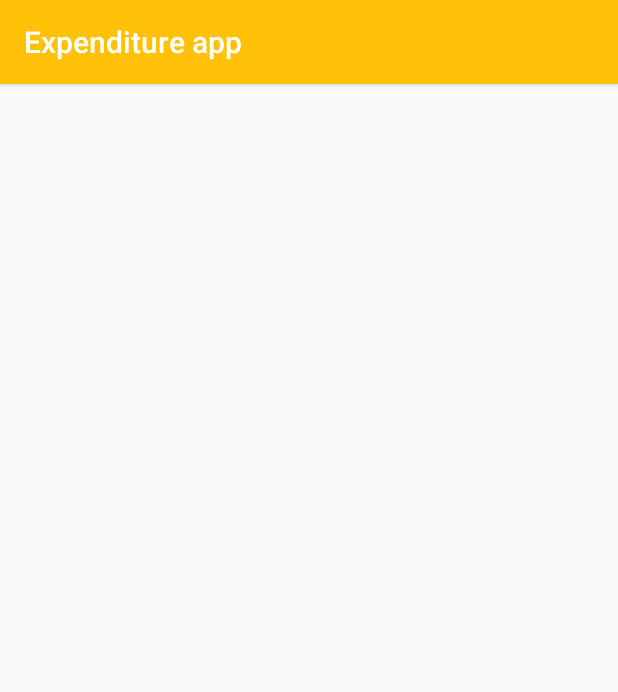
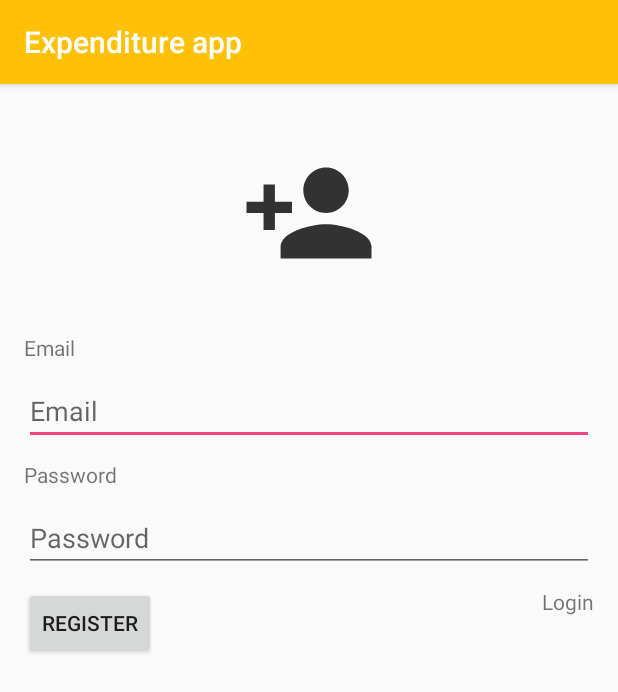
Before and after one commit to Olili2017/training-spectrum-expenditure-app, an Android app: the RegisterActivity screen opened directly, with no data from a screen before it, on a phone screen of 412 x 824 dp. Shown: the top 692 px of the screen. Run offline under Robolectric (Android 15) with nearby library versions, the light colour scheme and no system bars; our stand-ins replace Volley.

Commit message:
resources off strings activity for registering

```diff
--- a/app/src/main/res/layout/activity_register.xml
+++ b/app/src/main/res/layout/activity_register.xml
@@ -1,9 +1,91 @@
 <?xml version="1.0" encoding="utf-8"?>
-<androidx.constraintlayout.widget.ConstraintLayout xmlns:android="http://schemas.android.com/apk/res/android"
+<RelativeLayout xmlns:android="http://schemas.android.com/apk/res/android"
     xmlns:app="http://schemas.android.com/apk/res-auto"
     xmlns:tools="http://schemas.android.com/tools"
     android:layout_width="match_parent"
     android:layout_height="match_parent"
+    android:layout_margin="16dp"
     tools:context=".RegisterActivity">
 
-</androidx.constraintlayout.widget.ConstraintLayout>
+    <RelativeLayout
+        android:layout_width="match_parent"
+        android:layout_height="wrap_content">
+
+        <RelativeLayout
+            android:layout_width="match_parent"
+            android:layout_height="wrap_content"
+            android:layout_centerHorizontal="true"
+            android:layout_marginVertical="20dp"
+            android:id="@+id/loginMessage">
+            <ImageView
+                android:id="@+id/imageView"
+                android:layout_width="100dp"
+                android:layout_height="100dp"
+                android:layout_centerHorizontal="true"
+                android:src="@drawable/ic_register" />
+
+        </RelativeLayout>
+
+        <TextView
+            android:layout_marginTop="10dp"
+            android:layout_below="@+id/loginMessage"
+            android:id="@+id/text1"
+            android:layout_width="wrap_content"
+            android:layout_height="wrap_content"
+            android:text="Email" />
+
+        <EditText
+            android:layout_marginTop="10dp"
+            android:layout_width="match_parent"
+            android:layout_height="wrap_content"
+            android:layout_below="@+id/text1"
+
+            android:inputType="textEmailAddress"
+            android:id="@+id/email"
+            android:hint="Email" />
+
+        <TextView
+            android:layout_marginTop="10dp"
+            android:id="@+id/text2"
+            android:layout_below="@+id/email"
+            android:layout_width="wrap_content"
+            android:layout_height="wrap_content"
+            android:text="Password" />
+
+        <EditText
+            android:layout_marginTop="10dp"
+            android:id="@+id/password"
+            android:inputType="textPassword"
+            android:layout_width="match_parent"
+            android:layout_height="wrap_content"
+            android:layout_below="@+id/text2"
+            android:hint="Password" />
+
+        <TextView
+            android:layout_width="wrap_content"
+            android:layout_height="wrap_content"
+            android:text="Login"
+            android:layout_marginTop="10dp"
+            android:layout_centerVertical="true"
+            android:layout_below="@+id/password"
+            android:layout_alignParentRight="true"
+            android:id="@+id/login"
+            />
+
+        <Button
+            android:layout_width="wrap_content"
+            android:layout_height="wrap_content"
+            android:text="Register"
+            android:layout_marginTop="10dp"
+            android:layout_alignParentStart="true"
+            android:layout_below="@+id/password"
+            android:id="@+id/registerBtn"
+            />
+
+
+
+
+
+    </RelativeLayout>
+
+</RelativeLayout>
--- a/app/src/main/res/values/strings.xml
+++ b/app/src/main/res/values/strings.xml
@@ -1,3 +1,12 @@
 <resources>
     <string name="app_name">Expenditure app</string>
+    <string name="title_activity_login">LoginActivity</string>
+    <string name="prompt_email">Email</string>
+    <string name="prompt_password">Password</string>
+    <string name="action_sign_in">Sign in or register</string>
+    <string name="action_sign_in_short">Sign in</string>
+    <string name="welcome">"Welcome !"</string>
+    <string name="invalid_username">Not a valid username</string>
+    <string name="invalid_password">Password must be >5 characters</string>
+    <string name="login_failed">"Login failed"</string>
 </resources>
```
